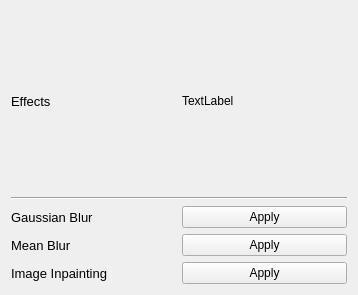
Qt form Palette/Effects.ui (JosefNatanael/ThePhotoEditor) before a commit.
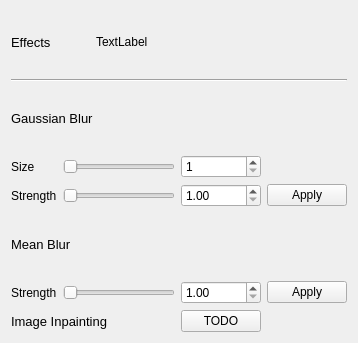
The same form after that commit.

Commit message: Reconnect every filter and transform from widget color controls and basic controls. Restructured and refactored code. Changed UI for effects palette widget

The edit to the form file:
```diff
--- a/Palette/Effects.ui
+++ b/Palette/Effects.ui
@@ -7,14 +7,14 @@
     <x>0</x>
     <y>0</y>
     <width>358</width>
-    <height>295</height>
+    <height>343</height>
    </rect>
   </property>
   <property name="windowTitle">
    <string>Form</string>
   </property>
   <layout class="QGridLayout" name="gridLayout">
-   <item row="0" column="0">
+   <item row="0" column="0" colspan="2">
     <layout class="QHBoxLayout" name="horizontalLayout_4">
      <item>
       <widget class="QLabel" name="effectsLabel">
@@ -37,16 +37,14 @@
      </item>
     </layout>
    </item>
-   <item row="1" column="0">
+   <item row="1" column="0" colspan="4">
     <widget class="Line" name="line">
      <property name="orientation">
       <enum>Qt::Horizontal</enum>
      </property>
     </widget>
    </item>
-   <item row="2" column="0">
-    <layout class="QHBoxLayout" name="horizontalLayout">
-     <item>
+   <item row="2" column="0" colspan="2">
       <widget class="QLabel" name="gaussianBlurLabel">
        <property name="font">
         <font>
@@ -58,18 +56,70 @@
        </property>
       </widget>
      </item>
-     <item>
-      <widget class="QPushButton" name="gaussianPushButton">
-       <property name="text">
-        <string>Apply</string>
-       </property>
-      </widget>
-     </item>
-    </layout>
-   </item>
    <item row="3" column="0">
-    <layout class="QHBoxLayout" name="horizontalLayout_2">
-     <item>
+    <widget class="QLabel" name="gaussianSizeLabel">
+     <property name="text">
+      <string>Size</string>
+     </property>
+    </widget>
+   </item>
+   <item row="3" column="1">
+    <widget class="QSlider" name="gaussianSizeSlider">
+     <property name="minimum">
+      <number>1</number>
+     </property>
+     <property name="maximum">
+      <number>5</number>
+     </property>
+     <property name="orientation">
+      <enum>Qt::Horizontal</enum>
+     </property>
+    </widget>
+   </item>
+   <item row="3" column="2">
+    <widget class="QSpinBox" name="gaussianSizeSpinBox">
+     <property name="minimum">
+      <number>1</number>
+     </property>
+     <property name="maximum">
+      <number>5</number>
+     </property>
+    </widget>
+   </item>
+   <item row="4" column="0">
+    <widget class="QLabel" name="gaussianStrengthLabel">
+     <property name="text">
+      <string>Strength</string>
+     </property>
+    </widget>
+   </item>
+   <item row="4" column="1">
+    <widget class="QSlider" name="gaussianStrengthSlider">
+     <property name="minimum">
+      <number>1</number>
+     </property>
+     <property name="maximum">
+      <number>50</number>
+     </property>
+     <property name="value">
+      <number>1</number>
+     </property>
+     <property name="orientation">
+      <enum>Qt::Horizontal</enum>
+     </property>
+    </widget>
+   </item>
+   <item row="4" column="2">
+    <widget class="QDoubleSpinBox" name="gaussianStrengthSpinBox">
+     <property name="minimum">
+      <double>1.000000000000000</double>
+     </property>
+     <property name="maximum">
+      <double>5.000000000000000</double>
+     </property>
+    </widget>
+   </item>
+   <item row="5" column="0" colspan="2">
       <widget class="QLabel" name="meanBlurLabel">
        <property name="font">
         <font>
@@ -81,18 +131,47 @@
        </property>
       </widget>
      </item>
-     <item>
+   <item row="6" column="0">
+    <widget class="QLabel" name="meanStrengthLabel">
+     <property name="text">
+      <string>Strength</string>
+     </property>
+    </widget>
+   </item>
+   <item row="6" column="1">
+    <widget class="QSlider" name="meanStrengthSlider">
+     <property name="minimum">
+      <number>1</number>
+     </property>
+     <property name="maximum">
+      <number>50</number>
+     </property>
+     <property name="orientation">
+      <enum>Qt::Horizontal</enum>
+     </property>
+     <property name="invertedAppearance">
+      <bool>false</bool>
+     </property>
+    </widget>
+   </item>
+   <item row="6" column="2">
+    <widget class="QDoubleSpinBox" name="meanStrengthSpinBox">
+     <property name="minimum">
+      <double>1.000000000000000</double>
+     </property>
+     <property name="maximum">
+      <double>5.000000000000000</double>
+     </property>
+    </widget>
+   </item>
+   <item row="6" column="3">
       <widget class="QPushButton" name="meanPushButton">
        <property name="text">
         <string>Apply</string>
        </property>
       </widget>
      </item>
-    </layout>
-   </item>
-   <item row="4" column="0">
-    <layout class="QHBoxLayout" name="horizontalLayout_3">
-     <item>
+   <item row="7" column="0" colspan="2">
       <widget class="QLabel" name="imageInpaintingLabel">
        <property name="font">
         <font>
@@ -104,14 +183,19 @@
        </property>
       </widget>
      </item>
-     <item>
+   <item row="7" column="2">
       <widget class="QPushButton" name="inpaintingPushButton">
        <property name="text">
-        <string>Apply</string>
+      <string>TODO</string>
        </property>
       </widget>
      </item>
-    </layout>
+   <item row="4" column="3">
+    <widget class="QPushButton" name="gaussianPushButton">
+     <property name="text">
+      <string>Apply</string>
+     </property>
+    </widget>
    </item>
   </layout>
  </widget>
```
Left out of the diff: 35 changed lines with no effect on the pictures. Lines whose indentation alone changed are shown as unchanged. The commit also changes 12 other files.
